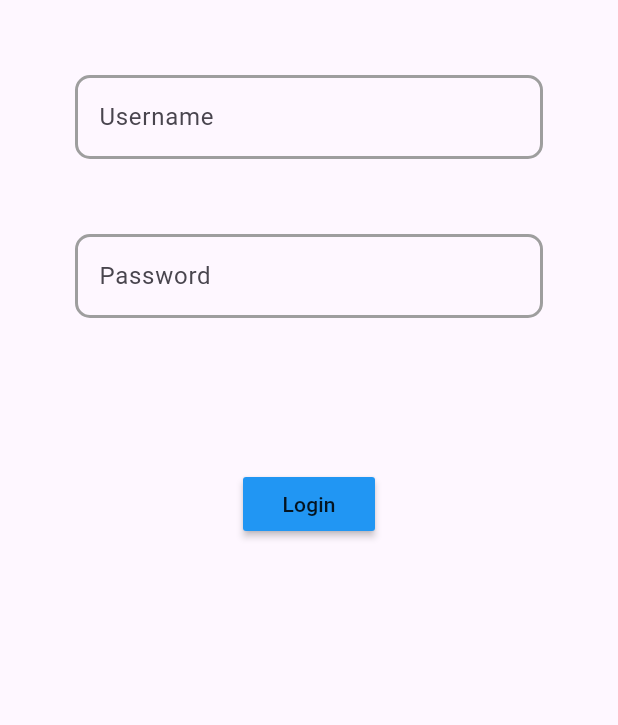
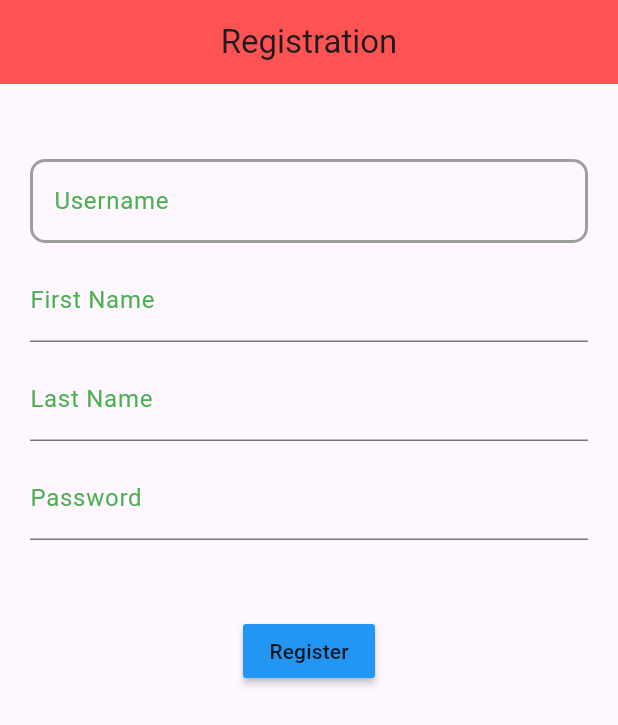
Before and after one commit to basnetjiten/iims_project1, a Flutter app: the screen it shows after launch, on a phone screen of 412 x 824 dp. Shown: the top 725 px of the screen. Run offline on Flutter 3.47's test engine with Material 2 defaults, Android fonts, the light colour scheme and no system bars; our stand-ins replace auto_route, bloc, dio, flutter_bloc, shared_preferences.

Commit message:
:star: feat: add registration and shared pref store logics

```diff
--- a/lib/core/router.dart
+++ b/lib/core/router.dart
@@ -1,6 +1,7 @@
 import 'package:auto_route/auto_route.dart';
 import 'package:awesome_app_iims/core/router.gr.dart';
 import 'package:awesome_app_iims/features/login/presentation/login_page.dart';
+import 'package:awesome_app_iims/features/registration/presentation/registeration_page.dart';
 
 @AutoRouterConfig(replaceInRouteName: 'Page,Route')
 class AppRouter extends $AppRouter {
@@ -8,7 +9,7 @@ class AppRouter extends $AppRouter {
   final List<AutoRoute> routes = [
     AutoRoute(page: HomeRoute.page),
     AutoRoute(page: HotNewsRoute.page),
-    AutoRoute(page: LoginRoute.page,initial: true),
+    AutoRoute(page: RegistrationRoute.page,initial: true),
 
   ];
 }
--- a/lib/core/utils/shared_pref.dart
+++ b/lib/core/utils/shared_pref.dart
@@ -3,19 +3,19 @@ import 'package:shared_preferences/shared_preferences.dart';
 class PreferenceUtils {
   static SharedPreferences? _prefsInstance;
 
-  static Future<SharedPreferences> get _instance async =>
-      _prefsInstance ??= await SharedPreferences.getInstance();
+  // static Future<SharedPreferences> get _instance async =>
+  //     _prefsInstance ??= await SharedPreferences.getInstance();
 
   // call this method from iniState() function of mainApp().
   static init() async {
-    _prefsInstance = await _instance;
+    _prefsInstance = await  SharedPreferences.getInstance();
   }
 
   static String getString(String key) {
     return _prefsInstance?.getString(key) ?? '';
   }
 
-  static Future<bool> setString(String key, String value) async {
+  static Future<bool> storeFieldValue(String key, String value) async {
     return _prefsInstance!.setString(key, value);
   }
 
--- a/lib/features/registration/presentation/registeration_page.dart
+++ b/lib/features/registration/presentation/registeration_page.dart
@@ -1,90 +1,155 @@
-//
-//
-// import 'package:auto_route/annotations.dart';
-// import 'package:flutter/material.dart';
-//
-// @RoutePage()
-// class LoginPage extends StatefulWidget {
-//   const LoginPage({super.key});
-//
-//   @override
-//   State<LoginPage> createState() => _LoginPageState();
-// }
-//
-// class _LoginPageState extends State<LoginPage> {
-//   final _formKey = GlobalKey<FormState>();
-//
-//   String? username;
-//
-//   @override
-//   Widget build(BuildContext context) {
-//     return Scaffold(
-//       body: Padding(
-//         padding: const EdgeInsets.symmetric(horizontal: 50.0),
-//         child: Form(
-//           key: _formKey,
-//           child: Column(
-//             children: [
-//               const SizedBox(
-//                 height: 50,
-//               ),
-//               TextFormField(
-//                 decoration: const InputDecoration(
-//                   hintText: 'Please enter your username',
-//                   label: Text(
-//                     'Username',
-//                   ),
-//                 ),
-//                 onChanged: (userData) {
-//                   username = userData;
-//                 },
-//                 validator: (userInputData) {
-//                   if (userInputData != null && userInputData.trim().isEmpty) {
-//                     return 'User name is required field';
-//                   } else if (userInputData!.length < 6) {
-//                     return 'Username must be greater than 6 character';
-//                   }
-//                   return null;
-//                 },
-//               ),
-//               const SizedBox(
-//                 height: 50,
-//               ),
-//               TextFormField(
-//                 decoration: const InputDecoration(
-//                   hintText: 'Please enter your password',
-//                   label: Text(
-//                     'Password',
-//                   ),
-//                 ),
-//                 validator: (userInputPassword) {
-//                   if (userInputPassword != null &&
-//                       userInputPassword.trim().isEmpty) {
-//                     return 'Password is required field';
-//                   } else if (!userInputPassword!.contains('@')) {
-//                     return 'Password must contain @ character';
-//                   } else if (userInputPassword.length < 10) {
-//                     return 'Password must be greater than 10 character';
-//                   }
-//                   return null;
-//                 },
-//               ),
-//               const SizedBox(
-//                 height: 100,
-//               ),
-//               MaterialButton(
-//                 color: Colors.blue,
-//                 onPressed: () {
-//                   if (_formKey.currentState!.validate()) {
-//                     print(username);
-//                   }
-//                 },
-//                 child: const Text('Login'),
-//               )
-//             ],
-//           ),
-//         ),
-//       ),
-//     );
-//   }
-// }
+import 'package:auto_route/annotations.dart';
+import 'package:awesome_app_iims/core/utils/shared_pref.dart';
+import 'package:awesome_app_iims/features/login/presentation/login_page.dart';
+import 'package:flutter/material.dart';
+
+@RoutePage()
+class RegistrationPage extends StatefulWidget {
+  const RegistrationPage({super.key});
+
+  @override
+  State<RegistrationPage> createState() => _RegistrationPageState();
+}
+
+class _RegistrationPageState extends State<RegistrationPage> {
+  final _formKey = GlobalKey<FormState>();
+
+  String? _username;
+  late TextEditingController _userNameController;
+  late TextEditingController _firstNameController;
+  late TextEditingController _lastNameController;
+  late TextEditingController _passwordController;
+
+  @override
+  void initState() {
+    _userNameController = TextEditingController();
+    _firstNameController = TextEditingController();
+    _lastNameController = TextEditingController();
+    _passwordController = TextEditingController();
+    super.initState();
+  }
+
+  @override
+  Widget build(BuildContext context) {
+    return Scaffold(
+      appBar: AppBar(
+        backgroundColor: Colors.redAccent,
+        title: const Text('Registration'),
+        centerTitle: true,
+      ),
+      body: Padding(
+        padding: const EdgeInsets.symmetric(horizontal: 20.0),
+        child: Form(
+          key: _formKey,
+          child: Column(
+            children: [
+              const SizedBox(
+                height: 50,
+              ),
+              TextFormField(
+                controller: _userNameController,
+                decoration: InputDecoration(
+                  labelText: 'Username',
+                  labelStyle: const TextStyle(color: Colors.green),
+                  hintText: 'Please enter your unique username',
+                  hintStyle: const TextStyle(color: Colors.purple),
+                  enabledBorder: OutlineInputBorder(
+                    borderRadius: BorderRadius.circular(10.0),
+                    borderSide: const BorderSide(
+                      color: Colors.grey,
+                      width: 2.0,
+                    ),
+                  ),
+                  focusedBorder: OutlineInputBorder(
+                    borderRadius: BorderRadius.circular(10.0),
+                    borderSide: const BorderSide(
+                      color: Colors.green,
+                      width: 2.0,
+                    ),
+                  ),
+                  errorBorder: OutlineInputBorder(
+                    borderRadius: BorderRadius.circular(10.0),
+                    borderSide: const BorderSide(
+                      color: Colors.redAccent,
+                      width: 2.0,
+                    ),
+                  ),
+                ),
+                validator: (userData) {
+                  if ((userData?.isEmpty) ?? true) {
+                    return 'Username is required field';
+                  } else if (userData!.length < 6) {
+                    return 'Username must be greater than 6 digit';
+                  }
+                  return null;
+                },
+                // onChanged: (userData) {
+                //   print(userData);
+                //
+                //   _username = userData;
+                // },
+              ),
+              const SizedBox(
+                height: 10,
+              ),
+              TextFormField(
+                controller: _firstNameController,
+                decoration: const InputDecoration(
+                    labelText: 'First Name',
+                    labelStyle: TextStyle(color: Colors.green),
+                    hintText: 'Please enter your first name',
+                    hintStyle: TextStyle(color: Colors.purple)),
+              ),
+              const SizedBox(
+                height: 10,
+              ),
+              TextFormField(
+                controller: _lastNameController,
+                decoration: const InputDecoration(
+                    labelText: 'Last Name',
+                    labelStyle: TextStyle(color: Colors.green),
+                    hintText: 'Please enter your last name',
+                    hintStyle: TextStyle(color: Colors.purple)),
+              ),
+              const SizedBox(
+                height: 10,
+              ),
+              TextFormField(
+                controller: _passwordController,
+                decoration: const InputDecoration(
+                    labelText: 'Password',
+                    labelStyle: TextStyle(color: Colors.green),
+                    hintText: 'Please enter your password',
+                    hintStyle: TextStyle(color: Colors.purple)),
+              ),
+              const SizedBox(
+                height: 50,
+              ),
+              MaterialButton(
+                color: Colors.blue,
+                onPressed: () {
+                  //  if (_formKey.currentState!.validate()) {
+
+                  PreferenceUtils.storeFieldValue(
+                      'username', _userNameController.text);
+                  PreferenceUtils.storeFieldValue(
+                      'firstName', _firstNameController.text);
+                  PreferenceUtils.storeFieldValue(
+                      'lastName', _lastNameController.text);
+                  PreferenceUtils.storeFieldValue(
+                      'password', _passwordController.text);
+
+                  Navigator.of(context).push(
+                      MaterialPageRoute(builder: (context) => const LoginPage()));
+
+                  //}
+                },
+                child: const Text('Register'),
+              )
+            ],
+          ),
+        ),
+      ),
+    );
+  }
+}
```
Also changed, not shown: lib/features/login/presentation/login_page.dart (+21 -12 lines), lib/core/router.gr.dart, 1 other file.
